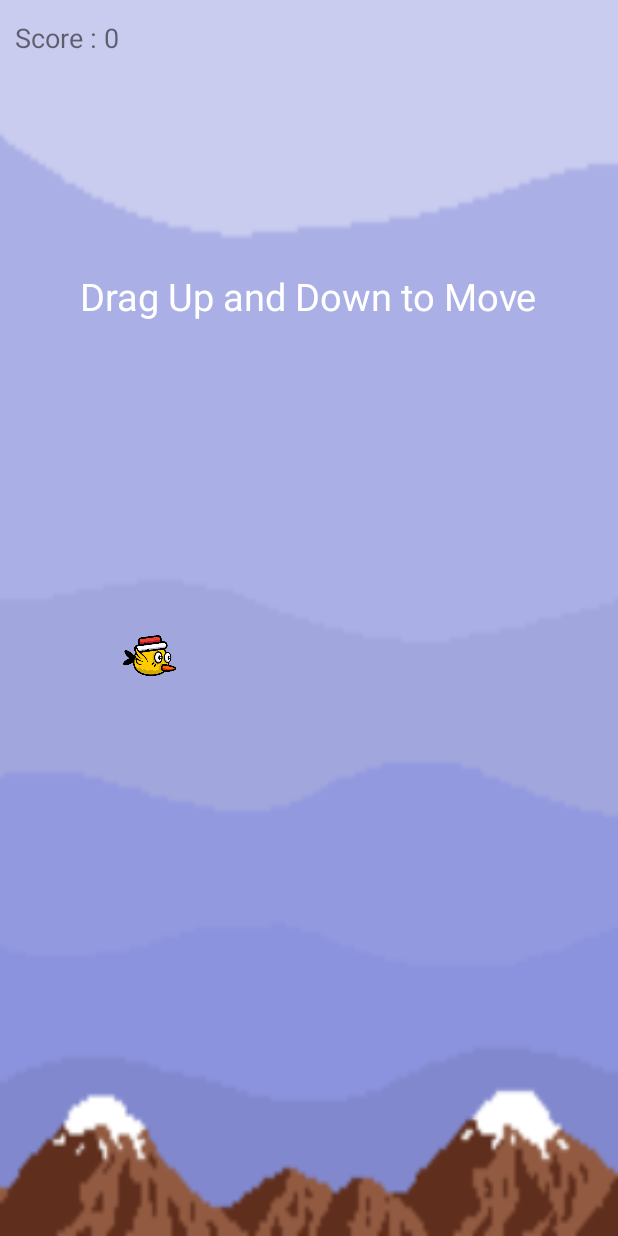
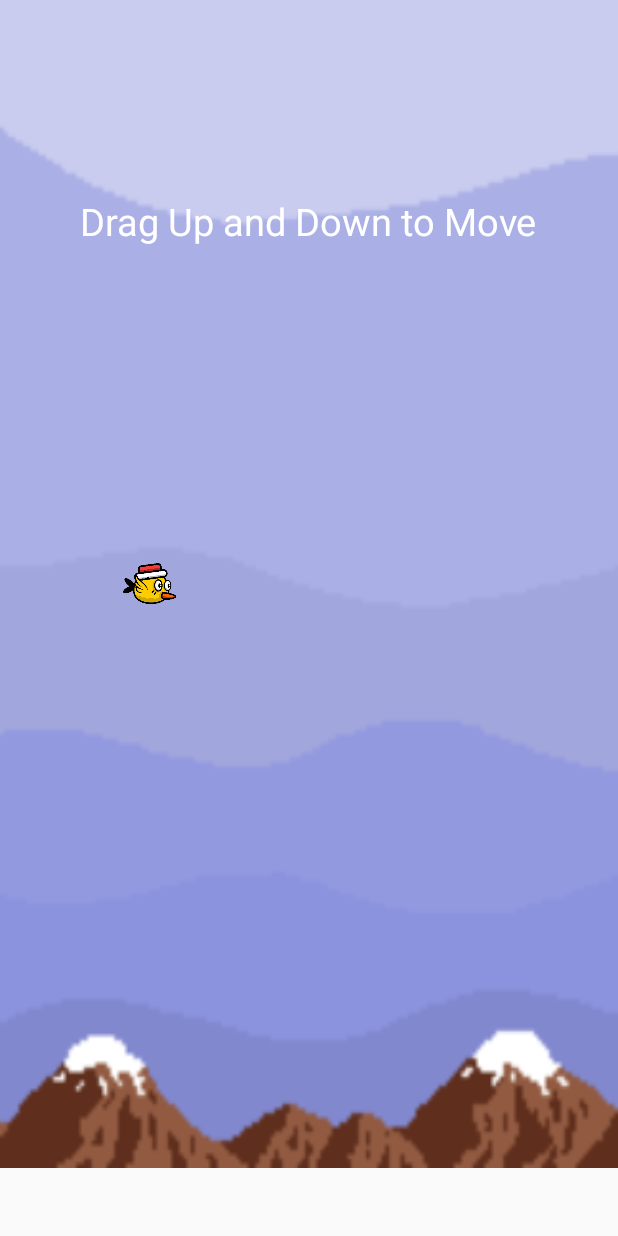
Before and after one commit to danielzyy/Pipe-Dodger, an Android app: the MainActivity screen opened directly, with no data from a screen before it, on a phone screen of 412 x 824 dp. Run offline under Robolectric (Android 15) with nearby library versions, the phone set to English and light mode, and no system bars; our stand-ins replace AdMob.

Commit message:
Version 1.3: removed score lable, and fixed ad display

```diff
--- a/AppDanielYe/app/src/main/AndroidManifest.xml
+++ b/AppDanielYe/app/src/main/AndroidManifest.xml
@@ -1,7 +1,6 @@
 <?xml version="1.0" encoding="utf-8"?>
 <manifest xmlns:android="http://schemas.android.com/apk/res/android"
     package="com.danielye.appdanielye">
-
     <application
         android:allowBackup="true"
         android:icon="@drawable/ic_launcher"
@@ -9,6 +8,9 @@
         android:roundIcon="@drawable/ic_launcher_round"
         android:supportsRtl="true"
         android:theme="@style/AppTheme">
+        <meta-data
+            android:name="com.google.android.gms.ads.APPLICATION_ID"
+            android:value="[ADMOB_APP_ID]"/>
         <activity android:name=".start" android:screenOrientation="portrait">
             <intent-filter>
                 <action android:name="android.intent.action.MAIN" />
--- a/AppDanielYe/app/src/main/java/com/danielye/appdanielye/MainActivity.java
+++ b/AppDanielYe/app/src/main/java/com/danielye/appdanielye/MainActivity.java
@@ -14,10 +14,15 @@ import android.widget.FrameLayout;
 import android.widget.ImageView;
 import android.widget.TextView;
 
+import com.google.android.gms.ads.AdListener;
+import com.google.android.gms.ads.AdRequest;
+import com.google.android.gms.ads.AdView;
+import com.google.android.gms.ads.InterstitialAd;
+import com.google.android.gms.ads.MobileAds;
+
 import java.util.Timer;
 import java.util.TimerTask;
 public class MainActivity extends AppCompatActivity {
-    private TextView scoreLabel;
     private TextView startLabel;
     private TextView pointCounter;
     private ImageView box;
@@ -61,6 +66,7 @@ public class MainActivity extends AppCompatActivity {
     float initialY;
     float finalY;
     // Status Check
+    private boolean load = false;
     private boolean action_flg = false;
     private boolean start_flg = false;
     private boolean pipe_reset = false;
@@ -71,11 +77,34 @@ public class MainActivity extends AppCompatActivity {
     private int bonusCounter;
     private int prevBonus;
     private int lives;
+    //ads
+    private AdView mAdView;
+    private InterstitialAd interstitial;
+    private double showAd;
     @Override
     protected void onCreate(Bundle savedInstanceState) {
         super.onCreate(savedInstanceState);
         setContentView(R.layout.activity_main); //defines layout of views, buttons, images, and labels
-        scoreLabel = (TextView) findViewById(R.id.scoreLabel);
+        //load banner ad, do not start game until it is loaded
+        mAdView = (AdView) findViewById(R.id.adView);
+        AdRequest adRequestBanner = new AdRequest.Builder().build();
+        mAdView.loadAd(adRequestBanner);
+        mAdView.setAdListener(new AdListener()  {
+            @Override
+            public void onAdLoaded() {
+                load = true;
+            }
+            @Override
+            public void onAdFailedToLoad(int errorCode) {
+                load = true;
+            }
+            @Override
+            public void onAdClosed() {
+                load = true;
+            }
+        });
+        // Interstitial ad
+        showAd = Math.random();
         startLabel = (TextView) findViewById(R.id.startLabel);
         pointCounter = (TextView) findViewById(R.id.pointCounter);
         //hide pointCounter
@@ -123,7 +152,6 @@ public class MainActivity extends AppCompatActivity {
             bonuses[i].setX(screenWidth);
         }
         bonusX = screenWidth;
-        scoreLabel.setText("Score : 0");
         chosenBonus = -1;
         randomBonus = 1;
         bonusCounter = -1;
@@ -168,7 +196,6 @@ public class MainActivity extends AppCompatActivity {
             //increase score count when pipes pass box
             if (pipe_reset == false && pipeX + bottomPipe.getWidth() < boxX) {
                 score++;
-                scoreLabel.setText("Score : " + score);
                 pointCounter.setText("" + score);
                 pipe_reset = true;
             }
@@ -251,10 +278,46 @@ public class MainActivity extends AppCompatActivity {
             if (timer!=null)
                 timer.cancel();
             timer = null;
-            //end game
-            Intent intent = new Intent(getApplicationContext(), result.class);
-            intent.putExtra("SCORE", score);
-            startActivity(intent);
+            //end game, play Interstitial ad %30 of the time
+            if (showAd<0.30) {
+                MobileAds.initialize(this, "[ADMOB_APP_ID]");
+
+                // Create the interstitial.
+                interstitial = new InterstitialAd(this);
+
+                // Set your ad unit id
+                interstitial.setAdUnitId("ca-app-pub-3940256099942544/1033173712");
+
+                // Create request.
+                AdRequest adRequest = new AdRequest.Builder().build();
+
+                // Start loading...
+                interstitial.loadAd(adRequest);
+                // Once request is loaded, display ad.
+                interstitial.setAdListener(new AdListener() {
+                    @Override
+                    public void onAdLoaded() {
+                        displayInterstitial();
+                    }
+                    @Override
+                    public void onAdClosed() {
+                        Intent intent = new Intent(getApplicationContext(), result.class);
+                        intent.putExtra("SCORE", score);
+                        startActivity(intent);
+                    }
+                    @Override
+                    public void onAdFailedToLoad(int errorCode) {
+                        Intent intent = new Intent(getApplicationContext(), result.class);
+                        intent.putExtra("SCORE", score);
+                        startActivity(intent);
+                    }
+                });
+            } else {
+                Intent intent = new Intent(getApplicationContext(), result.class);
+                intent.putExtra("SCORE", score);
+                startActivity(intent);
+            }
+
         }
         //check if immunity expired
         float topPipeEdge = topPipeY+topPipe.getHeight();
@@ -297,7 +360,6 @@ public class MainActivity extends AppCompatActivity {
                     prevBonus = 1;
                 } else if (chosenBonus==2) {
                     score++;
-                    scoreLabel.setText("Score : " + score);
                     pointCounter.setText("" + score);
                 } else if (chosenBonus==3) {
                     lives++;
@@ -312,9 +374,14 @@ public class MainActivity extends AppCompatActivity {
             }
         }
     }
+    public void displayInterstitial() {
+        if (interstitial.isLoaded()) {
+            interstitial.show();
+        }
+    }
     @Override
     public boolean onTouchEvent(MotionEvent me) {
-        if (start_flg == false) {
+        if (start_flg == false && load == true) {
             start_flg = true;
             // Why get frame height and box height here?
             // Because the UI has not been set on the screen in OnCreate()!!
@@ -348,7 +415,7 @@ public class MainActivity extends AppCompatActivity {
                     });
                 }
             }, 0, 5);
-        } else {
+        } else if (load == true){
             if (me.getAction() == MotionEvent.ACTION_DOWN) {
                 initialY = me.getY();
                 finalY = initialY;
--- a/AppDanielYe/app/src/main/java/com/danielye/appdanielye/result.java
+++ b/AppDanielYe/app/src/main/java/com/danielye/appdanielye/result.java
@@ -8,8 +8,8 @@ import android.view.KeyEvent;
 import android.view.View;
 import android.widget.TextView;
 
+
 public class result extends AppCompatActivity {
-
     @Override
     protected void onCreate(Bundle savedInstanceState) {
         super.onCreate(savedInstanceState);
@@ -39,9 +39,8 @@ public class result extends AppCompatActivity {
     }
 
     public void tryAgain(View view) {
-        startActivity(new Intent(getApplicationContext(), MainActivity.class));
+        startActivity(new Intent(getApplicationContext(), start.class));
     }
-
     // Disable Return Button
     @Override
     public boolean dispatchKeyEvent(KeyEvent event) {
--- a/AppDanielYe/app/src/main/res/layout/activity_main.xml
+++ b/AppDanielYe/app/src/main/res/layout/activity_main.xml
@@ -1,51 +1,40 @@
 <?xml version="1.0" encoding="utf-8"?>
-<LinearLayout xmlns:android="http://schemas.android.com/apk/res/android"
+<RelativeLayout  xmlns:android="http://schemas.android.com/apk/res/android"
     xmlns:tools="http://schemas.android.com/tools"
     android:layout_width="match_parent"
     android:layout_height="match_parent"
     android:orientation="vertical"
-    tools:context=".MainActivity"
+    tools:context=".MainActivity">
+    <FrameLayout
+        android:id="@+id/frame"
+        android:layout_width="match_parent"
+        android:layout_height="match_parent"
+        android:layout_marginBottom="45dp"
         android:background="@drawable/sky">
-    <FrameLayout
-        android:id="@+id/topFrame"
-        android:layout_width="match_parent"
-        android:layout_height="wrap_content">
-    <TextView
-        android:id="@+id/scoreLabel"
-        android:layout_width="100dp"
-        android:layout_height="50dp"
-        android:text="Score : 0"
-        android:textSize="18sp"
-        android:paddingLeft="10dp"
-        android:gravity="center_vertical"/>
         <ImageView
             android:id="@+id/life1"
             android:layout_width="20dp"
             android:layout_height="20dp"
             android:src="@drawable/life"
-        android:layout_gravity="center_vertical|right"
-        android:layout_marginRight="5dp"/>
+            android:layout_gravity="top|right"
+            android:layout_marginRight="5dp"
+            android:layout_marginTop="10dp"/>
         <ImageView
             android:id="@+id/life2"
             android:layout_width="20dp"
             android:layout_height="20dp"
             android:src="@drawable/life"
-        android:layout_gravity="center_vertical|right"
-        android:layout_marginRight="30dp"/>
+            android:layout_gravity="top|right"
+            android:layout_marginRight="30dp"
+            android:layout_marginTop="10dp"/>
         <ImageView
             android:id="@+id/life3"
             android:layout_width="20dp"
             android:layout_height="20dp"
             android:src="@drawable/life"
-        android:layout_gravity="center_vertical|right"
-        android:layout_marginRight="55dp"/>
-    </FrameLayout>
-    <FrameLayout
-        android:id="@+id/frame"
-        android:layout_width="match_parent"
-        android:layout_height="match_parent">
-
-
+            android:layout_gravity="top|right"
+            android:layout_marginRight="55dp"
+            android:layout_marginTop="10dp"/>
         <TextView
             android:id="@+id/pointCounter"
             android:layout_width="wrap_content"
@@ -75,7 +64,7 @@
             android:id="@+id/topPipe"
             android:layout_width="wrap_content"
             android:layout_height="600dp"
-            android:layout_gravity="right"
+            android:layout_gravity="top|right"
             android:adjustViewBounds="true"
             android:scaleType="fitXY"
             android:src="@drawable/toppipe"/>
@@ -113,5 +102,16 @@
             android:src="@drawable/birdcrash"
             android:scaleType="fitXY"
             android:layout_gravity="center_vertical"/>
+
     </FrameLayout>
-</LinearLayout>
+    <com.google.android.gms.ads.AdView
+        xmlns:ads="http://schemas.android.com/apk/res-auto"
+        android:id="@+id/adView"
+        android:layout_width="match_parent"
+        android:layout_height="45dp"
+        android:layout_centerHorizontal="true"
+        android:layout_alignParentBottom="true"
+        ads:adSize="SMART_BANNER"
+        ads:adUnitId="ca-app-pub-3940256099942544/6300978111">
+    </com.google.android.gms.ads.AdView>
+</RelativeLayout >
--- a/AppDanielYe/app/src/main/res/layout/activity_start.xml
+++ b/AppDanielYe/app/src/main/res/layout/activity_start.xml
@@ -17,7 +17,7 @@
         android:layout_height="wrap_content"
         android:text="Boosts(Active for 3 pipes):"
         android:textStyle="bold"
-        android:textSize="26sp"
+        android:textSize="25sp"
         android:textColor="#ffffff"
         android:layout_marginTop="10dp"/>
     <TableLayout
@@ -61,7 +61,7 @@
         android:layout_height="wrap_content"
         android:text="Bonus:"
         android:textStyle="bold"
-        android:textSize="26sp"
+        android:textSize="25sp"
         android:layout_marginTop="10dp"
         android:textColor="#ffffff"/>
     <TableLayout
```
Also changed, not shown: AppDanielYe/app/build.gradle (+6 -4 lines), AppDanielYe/app/src/main/java/com/danielye/appdanielye/start.java (+0 -36 lines), 2 other files. Lines whose indentation alone changed are shown as unchanged.
